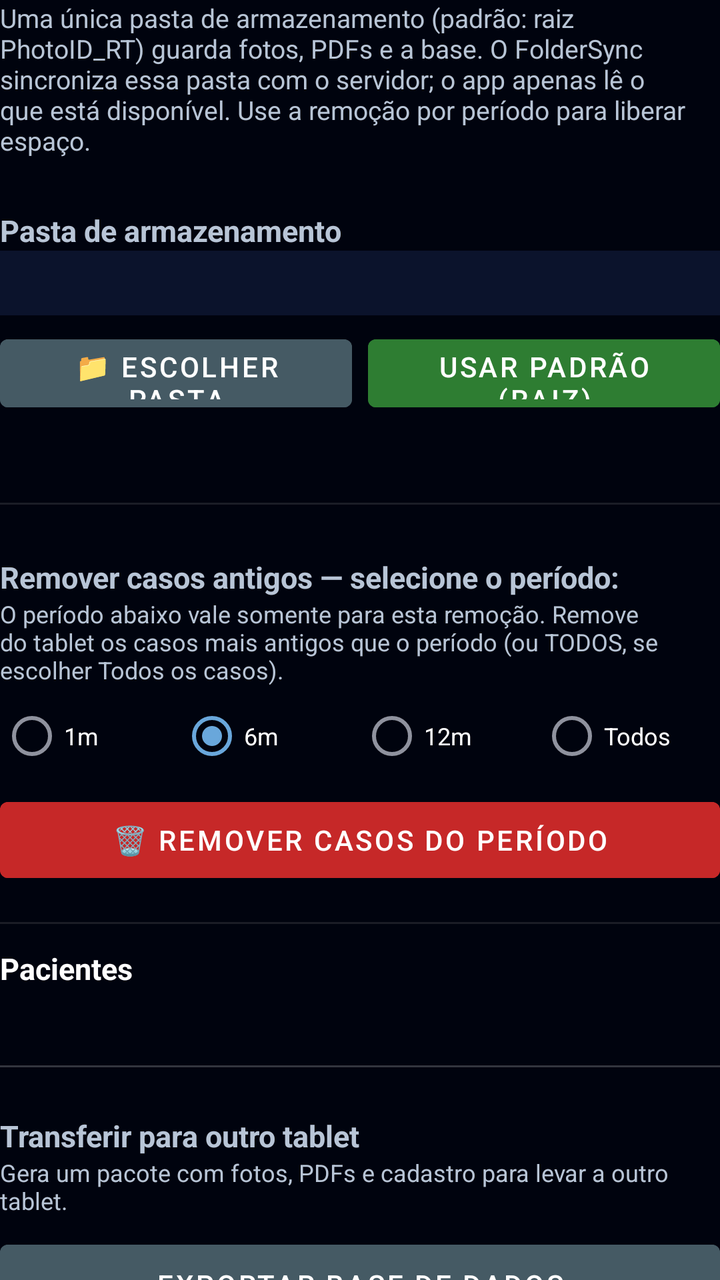
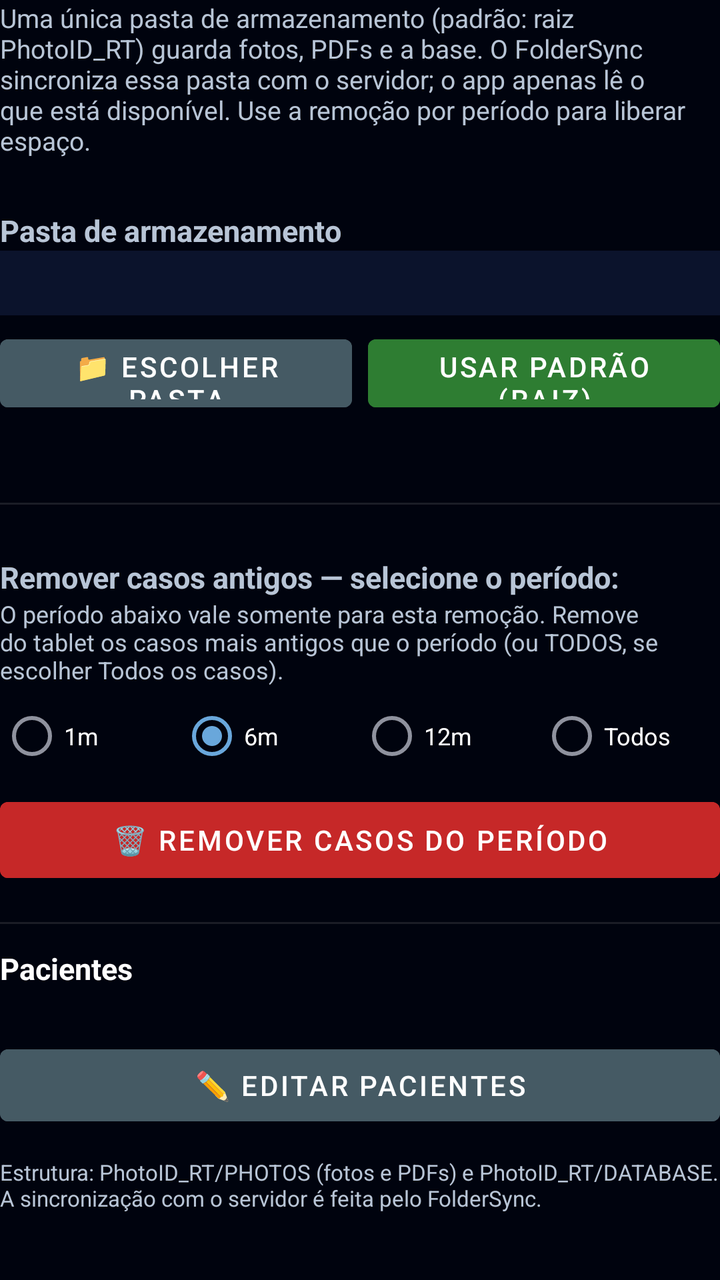

The first picture is an Android layout as it rendered before a commit; the second is the same layout after the commit. The layout source and the unified diff follow.
<!-- AndroidManifest.xml: application theme Theme.Radioterapia -->
<!-- res/layout/group_database.xml -->
<?xml version="1.0" encoding="utf-8"?>
<LinearLayout xmlns:android="http://schemas.android.com/apk/res/android"
    android:layout_width="match_parent"
    android:layout_height="wrap_content"
    android:orientation="vertical">

    <TextView
        android:layout_width="match_parent"
        android:layout_height="wrap_content"
        android:text="@string/db_explain"
        android:textSize="13sp"
        android:textColor="@color/text_secondary"
        android:layout_marginBottom="12dp" />

    
    <TextView style="@style/FieldLabel" android:text="@string/storage_folder_label" />
    <TextView
        android:id="@+id/txtBackupFolder"
        android:layout_width="match_parent"
        android:layout_height="wrap_content"
        android:padding="8dp"
        android:textSize="12sp"
        android:textColor="@color/text_primary"
        android:background="@color/bg_card" />

    
    <TextView
        android:id="@+id/txtBackupAviso"
        android:layout_width="match_parent"
        android:layout_height="wrap_content"
        android:padding="8dp"
        android:textSize="12sp"
        android:textStyle="bold"
        android:textColor="@color/error_red"
        android:text="@string/storage_privada_aviso"
        android:visibility="gone" />

    <LinearLayout
        android:layout_width="match_parent"
        android:layout_height="wrap_content"
        android:orientation="horizontal"
        android:layout_marginTop="6dp">
        <Button
            android:id="@+id/btnChooseBackupFolder"
            android:layout_width="0dp"
            android:layout_weight="1"
            android:layout_height="46dp"
            android:layout_marginEnd="4dp"
            android:text="@string/storage_choose"
            android:textColor="@color/text_on_dark"
            android:backgroundTint="@color/action_neutral" />
        <Button
            android:id="@+id/btnResetBackupFolder"
            android:layout_width="0dp"
            android:layout_weight="1"
            android:layout_height="46dp"
            android:layout_marginStart="4dp"
            android:text="@string/storage_use_default"
            android:textColor="@color/text_on_dark"
            android:backgroundTint="@color/success_green" />
    </LinearLayout>
    <TextView
        android:id="@+id/txtDbStatus"
        android:layout_width="match_parent"
        android:layout_height="wrap_content"
        android:paddingHorizontal="8dp"
        android:paddingTop="8dp"
        android:textSize="13sp"
        android:textColor="@color/text_secondary" />

    <View android:layout_width="match_parent" android:layout_height="1dp"
        android:background="#33888888" android:layout_marginTop="16dp" android:layout_marginBottom="12dp" />

    
    <TextView style="@style/FieldLabel" android:text="@string/remove_pick_period" />
    <TextView
        android:layout_width="match_parent" android:layout_height="wrap_content"
        android:text="@string/remove_old_desc" android:textSize="12sp"
        android:textColor="@color/text_secondary" android:layout_marginBottom="4dp" />
    <RadioGroup android:id="@+id/rgRemovePeriodo"
        android:gravity="center_vertical"
        android:layout_width="match_parent" android:layout_height="wrap_content"
        android:orientation="horizontal">
        <RadioButton android:id="@+id/rbRm1" android:layout_width="0dp" android:layout_weight="1" android:layout_height="wrap_content" android:minHeight="42dp" android:gravity="center_vertical" android:text="@string/period_1m" android:textColor="@color/text_primary" android:textSize="12sp" android:maxLines="1" />
        <RadioButton android:id="@+id/rbRm6" android:layout_width="0dp" android:layout_weight="1" android:layout_height="wrap_content" android:minHeight="42dp" android:gravity="center_vertical" android:text="@string/period_6m" android:textColor="@color/text_primary" android:checked="true" android:textSize="12sp" android:maxLines="1" />
        <RadioButton android:id="@+id/rbRm12" android:layout_width="0dp" android:layout_weight="1" android:layout_height="wrap_content" android:minHeight="42dp" android:gravity="center_vertical" android:text="@string/period_12m" android:textColor="@color/text_primary" android:textSize="12sp" android:maxLines="1" />
        <RadioButton android:id="@+id/rbRmAll" android:layout_width="0dp" android:layout_weight="1" android:layout_height="wrap_content" android:minHeight="42dp" android:gravity="center_vertical" android:text="@string/period_all_cases" android:textColor="@color/text_primary" android:textSize="12sp" android:maxLines="1" />
    </RadioGroup>
    <Button android:id="@+id/btnCleanCache"
        android:layout_width="match_parent" android:layout_height="50dp" android:layout_marginTop="6dp"
        android:text="@string/remove_old_button" android:textColor="@color/text_on_dark" android:backgroundTint="@color/error_red" />

    <View android:layout_width="match_parent" android:layout_height="1dp"
        android:background="#33888888" android:layout_marginTop="16dp" android:layout_marginBottom="12dp" />

    
    <TextView android:layout_width="match_parent" android:layout_height="wrap_content"
        android:text="@string/patients_section" android:textStyle="bold"
        android:textColor="@color/text_primary" android:textSize="15sp" />
    <TextView android:id="@+id/txtDraftStatus"
        android:layout_width="match_parent" android:layout_height="wrap_content"
        android:textSize="12sp" android:textColor="@color/text_secondary" android:layout_marginBottom="8dp" />
    <View android:layout_width="match_parent" android:layout_height="1dp"
        android:layout_marginTop="14dp" android:layout_marginBottom="10dp"
        android:background="#33FFFFFF" />

    <TextView style="@style/FieldLabel" android:text="@string/db_transfer_section" />

    <TextView
        android:layout_width="match_parent" android:layout_height="wrap_content"
        android:text="@string/db_export_desc" android:textSize="12sp"
        android:textColor="@color/text_secondary" android:layout_marginBottom="8dp" />

    <Button android:id="@+id/btnExportarBase"
        android:layout_width="match_parent" android:layout_height="52dp"
        android:text="@string/db_export_title" android:textColor="@color/text_on_dark"
        android:backgroundTint="@color/action_neutral"
        android:maxLines="2" android:autoSizeTextType="uniform"
        android:autoSizeMinTextSize="10sp" android:autoSizeMaxTextSize="14sp" />

    <Button android:id="@+id/btnImportarBase"
        android:layout_width="match_parent" android:layout_height="52dp"
        android:layout_marginTop="8dp"
        android:text="@string/db_import_title" android:textColor="@color/text_on_dark"
        android:backgroundTint="@color/action_neutral"
        android:maxLines="2" android:autoSizeTextType="uniform"
        android:autoSizeMinTextSize="10sp" android:autoSizeMaxTextSize="14sp" />

    <View android:layout_width="match_parent" android:layout_height="1dp"
        android:layout_marginTop="14dp" android:layout_marginBottom="10dp"
        android:background="#33FFFFFF" />

    <Button android:id="@+id/btnOpenHistory"
        android:layout_width="match_parent" android:layout_height="48dp"
        android:text="@string/edit_patients" android:textColor="@color/text_on_dark" android:backgroundTint="@color/action_neutral" />

    <TextView android:layout_width="match_parent" android:layout_height="wrap_content"
        android:text="@string/db_format_note" android:textSize="11sp"
        android:textColor="@color/text_secondary" android:layout_marginTop="12dp" />
</LinearLayout>
<!-- resources referenced by this layout -->
<resources>
  <color name="action_neutral">#455A64</color>
  <color name="bg_card">#0B132C</color>
  <color name="error_red">#C62828</color>
  <color name="success_green">#2E7D32</color>
  <color name="text_on_dark">#FFFFFF</color>
  <color name="text_primary">#FFFFFF</color>
  <color name="text_secondary">#B8C5D6</color>
  <string name="db_explain">Uma única pasta de armazenamento (padrão: raiz PhotoID_RT) guarda fotos, PDFs e a base. O FolderSync sincroniza essa pasta com o servidor; o app apenas lê o que está disponível. Use a remoção por período para liberar espaço.</string>
  <string name="db_export_desc">Gera um pacote com fotos, PDFs e cadastro para levar a outro tablet.</string>
  <string name="db_export_title">Exportar base de dados</string>
  <string name="db_format_note">Estrutura: PhotoID_RT/PHOTOS (fotos e PDFs) e PhotoID_RT/DATABASE. A sincronização com o servidor é feita pelo FolderSync.</string>
  <string name="db_import_title">Importar base de dados</string>
  <string name="db_transfer_section">Transferir para outro tablet</string>
  <string name="edit_patients">✏️ Editar pacientes</string>
  <string name="patients_section">Pacientes</string>
  <string name="period_12m">12m</string>
  <string name="period_1m">1m</string>
  <string name="period_6m">6m</string>
  <string name="period_all_cases">Todos</string>
  <string name="remove_old_button">🗑️ Remover casos do período</string>
  <string name="remove_old_desc">O período abaixo vale somente para esta remoção. Remove do tablet os casos mais antigos que o período (ou TODOS, se escolher "Todos os casos").</string>
  <string name="remove_pick_period">Remover casos antigos — selecione o período:</string>
  <string name="storage_choose">📁 Escolher pasta</string>
  <string name="storage_folder_label">Pasta de armazenamento</string>
  <string name="storage_privada_aviso">Atenção: estas fotos estão na pasta privada do aplicativo e serão APAGADAS se ele for desinstalado. Conceda \"Acesso a todos os arquivos\" para gravá-las em Armazenamento interno/PhotoID_RT.</string>
  <string name="storage_use_default">Usar padrão (raiz)</string>
  <style name="FieldLabel">
          <item name="android:layout_width">match_parent</item>
          <item name="android:layout_height">wrap_content</item>
          <item name="android:layout_marginTop">14dp</item>
          <item name="android:textSize">15sp</item>
          <item name="android:textColor">@color/text_secondary</item>
          <item name="android:textStyle">bold</item>
      </style>
  <style name="Theme.Radioterapia" parent="Theme.MaterialComponents.NoActionBar">
          <item name="colorPrimary">@color/brand_primary</item>
          <item name="colorPrimaryVariant">@color/brand_primary_dark</item>
          <item name="colorOnPrimary">@color/text_on_dark</item>
          <item name="colorSecondary">@color/brand_accent</item>
          <item name="colorOnSecondary">@color/text_on_dark</item>
  
          <item name="colorSurface">@color/bg_card</item>
          <item name="colorOnSurface">@color/text_primary</item>
          <item name="android:colorBackground">@color/bg_main</item>
          <item name="colorOnBackground">@color/text_primary</item>
  
          <item name="android:textColorPrimary">@color/text_primary</item>
          <item name="android:textColorSecondary">@color/text_secondary</item>
          <item name="android:textColorTertiary">@color/text_tertiary</item>
  
          <item name="android:windowBackground">@color/bg_main</item>
          <item name="android:statusBarColor" tools:targetApi="l">@color/bg_main</item>
          <item name="android:windowLightStatusBar" tools:targetApi="m">false</item>
      </style>
  <color name="brand_primary">#42A5F5</color>
  <color name="brand_primary_dark">#1565C0</color>
  <color name="brand_accent">#69A7DB</color>
  <color name="bg_main">#00030E</color>
  <color name="text_tertiary">#8896AC</color>
</resources>

<!-- the commit's change to res/layout/group_database.xml (unified diff, before → after) -->
@@ -100,35 +100,7 @@
     <TextView android:id="@+id/txtDraftStatus"
         android:layout_width="match_parent" android:layout_height="wrap_content"
         android:textSize="12sp" android:textColor="@color/text_secondary" android:layout_marginBottom="8dp" />
-    <View android:layout_width="match_parent" android:layout_height="1dp"
-        android:layout_marginTop="14dp" android:layout_marginBottom="10dp"
-        android:background="#33FFFFFF" />
-
-    <TextView style="@style/FieldLabel" android:text="@string/db_transfer_section" />
-
-    <TextView
-        android:layout_width="match_parent" android:layout_height="wrap_content"
-        android:text="@string/db_export_desc" android:textSize="12sp"
-        android:textColor="@color/text_secondary" android:layout_marginBottom="8dp" />
-
-    <Button android:id="@+id/btnExportarBase"
-        android:layout_width="match_parent" android:layout_height="52dp"
-        android:text="@string/db_export_title" android:textColor="@color/text_on_dark"
-        android:backgroundTint="@color/action_neutral"
-        android:maxLines="2" android:autoSizeTextType="uniform"
-        android:autoSizeMinTextSize="10sp" android:autoSizeMaxTextSize="14sp" />
-
-    <Button android:id="@+id/btnImportarBase"
-        android:layout_width="match_parent" android:layout_height="52dp"
-        android:layout_marginTop="8dp"
-        android:text="@string/db_import_title" android:textColor="@color/text_on_dark"
-        android:backgroundTint="@color/action_neutral"
-        android:maxLines="2" android:autoSizeTextType="uniform"
-        android:autoSizeMinTextSize="10sp" android:autoSizeMaxTextSize="14sp" />
-
-    <View android:layout_width="match_parent" android:layout_height="1dp"
-        android:layout_marginTop="14dp" android:layout_marginBottom="10dp"
-        android:background="#33FFFFFF" />
+    
 
     <Button android:id="@+id/btnOpenHistory"
         android:layout_width="match_parent" android:layout_height="48dp"
<!-- resource entries referenced after the edit -->
@@ -8,11 +8,7 @@
   <color name="text_primary">#FFFFFF</color>
   <color name="text_secondary">#B8C5D6</color>
   <string name="db_explain">Uma única pasta de armazenamento (padrão: raiz PhotoID_RT) guarda fotos, PDFs e a base. O FolderSync sincroniza essa pasta com o servidor; o app apenas lê o que está disponível. Use a remoção por período para liberar espaço.</string>
-  <string name="db_export_desc">Gera um pacote com fotos, PDFs e cadastro para levar a outro tablet.</string>
-  <string name="db_export_title">Exportar base de dados</string>
   <string name="db_format_note">Estrutura: PhotoID_RT/PHOTOS (fotos e PDFs) e PhotoID_RT/DATABASE. A sincronização com o servidor é feita pelo FolderSync.</string>
-  <string name="db_import_title">Importar base de dados</string>
-  <string name="db_transfer_section">Transferir para outro tablet</string>
   <string name="edit_patients">✏️ Editar pacientes</string>
   <string name="patients_section">Pacientes</string>
   <string name="period_12m">12m</string>
